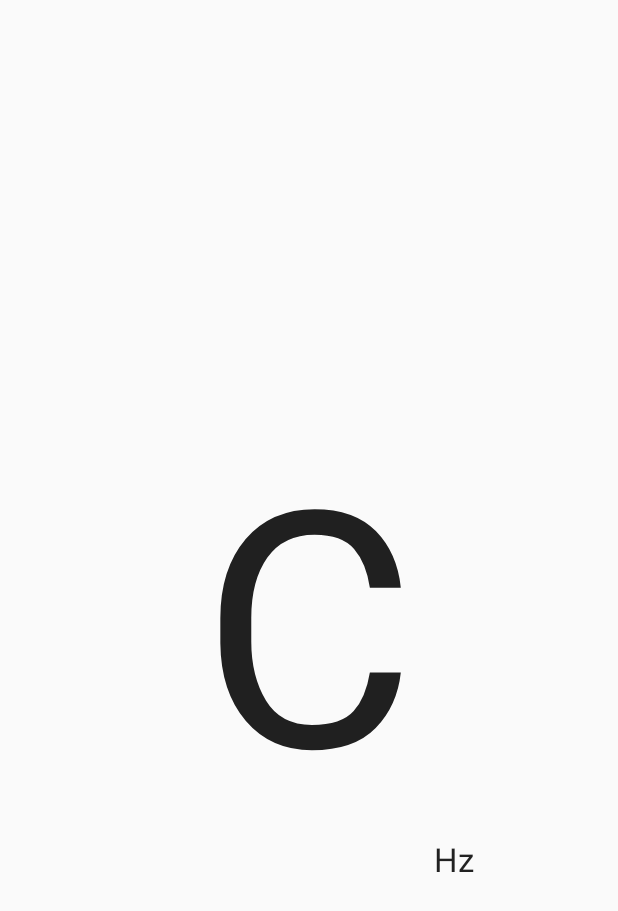
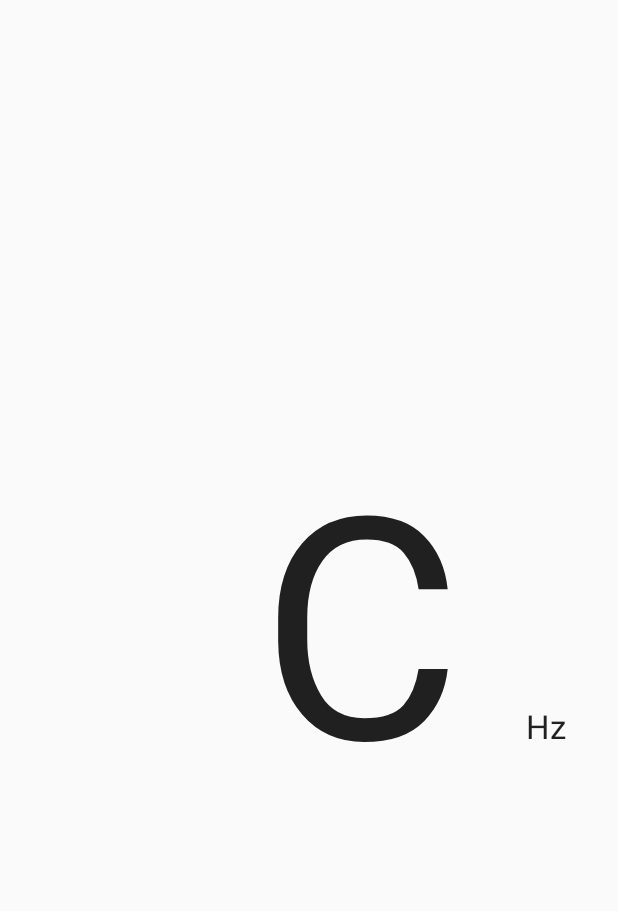
Before and after one commit to 1452005/Nh-m-9---QLDA-K14, an Android app: the layout freq_screen.xml on its own in the app's theme, with its tools: preview values and no code run, on a phone screen of 412 x 824 dp. Shown: the top 911 px of the screen. Run offline under Robolectric (Android 15) with nearby library versions, the phone set to English and light mode, and no system bars.

Commit message:
update project

```diff
--- a/04 Project/Source/app/src/main/res/layout/freq_screen.xml
+++ b/04 Project/Source/app/src/main/res/layout/freq_screen.xml
@@ -1,33 +1,42 @@
 <?xml version="1.0" encoding="utf-8"?>
-<RelativeLayout xmlns:android="http://schemas.android.com/apk/res/android"
+<RelativeLayout
+    xmlns:android="http://schemas.android.com/apk/res/android"
     xmlns:tools="http://schemas.android.com/tools"
     android:layout_width="match_parent"
     android:layout_height="match_parent"
-    android:paddingBottom="@dimen/activity_vertical_margin"
-    android:paddingLeft="@dimen/activity_horizontal_margin"
-    android:paddingRight="@dimen/activity_horizontal_margin"
-    android:paddingTop="@dimen/activity_vertical_margin"
-    tools:context="com.example.thanh.ssound.screen.FileScreen">
+    tools:context="com.example.thanh.ssound.screen.FileScreen"
+    android:weightSum="1.0"
+    android:orientation="horizontal">
 
-    <TextView
-        android:layout_width="wrap_content"
+    <LinearLayout
+        android:layout_width="match_parent"
         android:layout_height="wrap_content"
-        android:textAppearance="?android:attr/textAppearanceLarge"
-        android:text="Hz"
-        android:id="@+id/txtFreq"
-        android:layout_below="@+id/txtNote"
-        android:layout_alignParentRight="true"
-        android:layout_marginRight="80dp"/>
+        android:layout_alignParentStart="true"
+        android:layout_centerVertical="true"
+        android:weightSum="1.0"
+        android:orientation="horizontal">
 
-    <TextView
-        android:layout_width="wrap_content"
-        android:layout_height="wrap_content"
-        android:textAppearance="?android:attr/textAppearanceLarge"
-        android:text="C"
-        android:id="@+id/txtNote"
-        android:textSize="330px"
-        android:layout_centerVertical="true"
-        android:layout_centerHorizontal="true" />
+        <TextView
+            android:layout_width="0dp"
+            android:layout_height="wrap_content"
+            android:textAppearance="?android:attr/textAppearanceLarge"
+            android:text="C"
+            android:layout_weight="0.9"
+            android:gravity="right"
+            android:id="@+id/txtNote"
+            android:textSize="310px" />
+
+        <TextView
+            android:layout_width="70dp"
+            android:layout_height="wrap_content"
+            android:textAppearance="?android:attr/textAppearanceLarge"
+            android:text="Hz"
+            android:gravity="right"
+            android:id="@+id/txtFreq"
+            android:layout_alignBaseline="@+id/txtNote"
+            android:layout_alignBottom="@+id/txtNote"
+            android:layout_toEndOf="@+id/txtNote" />
+    </LinearLayout>
 
 
 </RelativeLayout>
```
Also changed, not shown: 1 other file.
